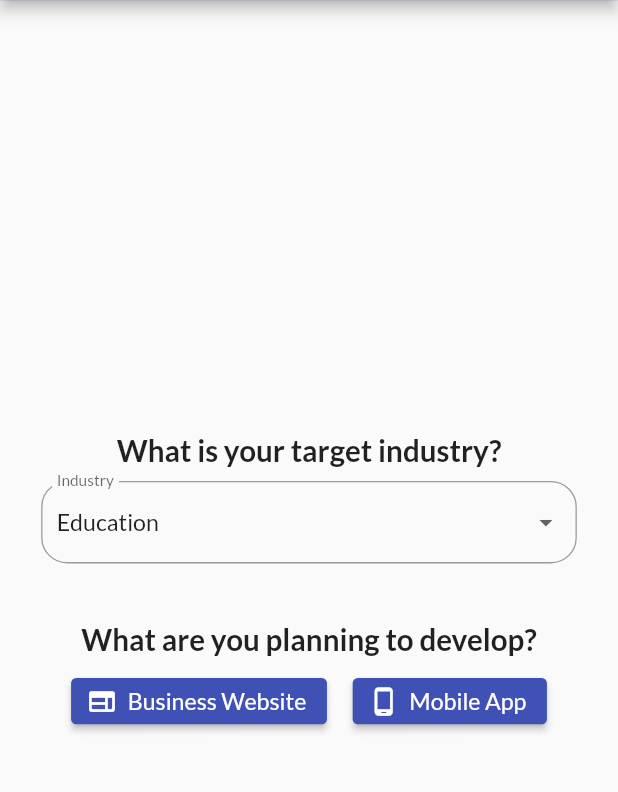
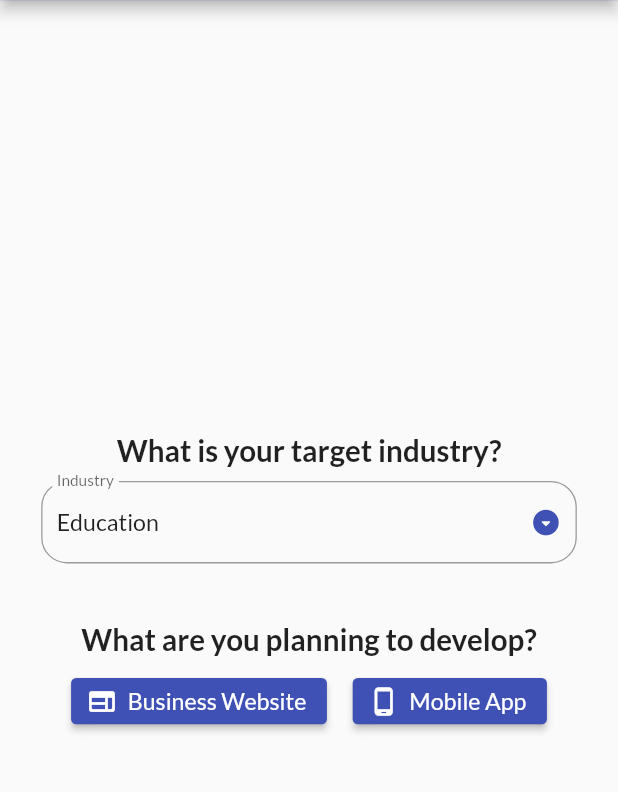
Before and after one commit to fahadthakur/cost-calculator-flutter, a Flutter app: the screen it shows after launch, on a phone screen of 412 x 824 dp, the part 72-864 px from its top. Run offline on Flutter 3.47's test engine with Material 2 defaults, Android fonts, the phone set to English and light mode, and no system bars; our stand-ins replace google_fonts, open_file, pdf, responsive_framework.

Commit message:
Chnaged drop down icon and color

```diff
--- a/lib/Screens/homepage.dart
+++ b/lib/Screens/homepage.dart
@@ -52,12 +52,16 @@ class _HomepageState extends State<Homepage> {
                     builder: (FormFieldState<String> state) {
                       return InputDecorator(
                         decoration: InputDecoration(
-                            labelText: 'Industry',
-                            border: OutlineInputBorder(
-                                borderRadius: BorderRadius.circular(20.0))),
+                          labelText: 'Industry',
+                          border: OutlineInputBorder(
+                              borderRadius: BorderRadius.circular(20.0)),
+                        ),
                         isEmpty: chosenIndustry == '',
                         child: DropdownButtonHideUnderline(
                           child: DropdownButton<String>(
+                            icon: Icon(Icons.arrow_drop_down_circle_rounded),
+                            iconEnabledColor: Colors.indigo,
+                            isExpanded: true,
                             value: chosenIndustry,
                             isDense: true,
                             onChanged: (value) {
```
